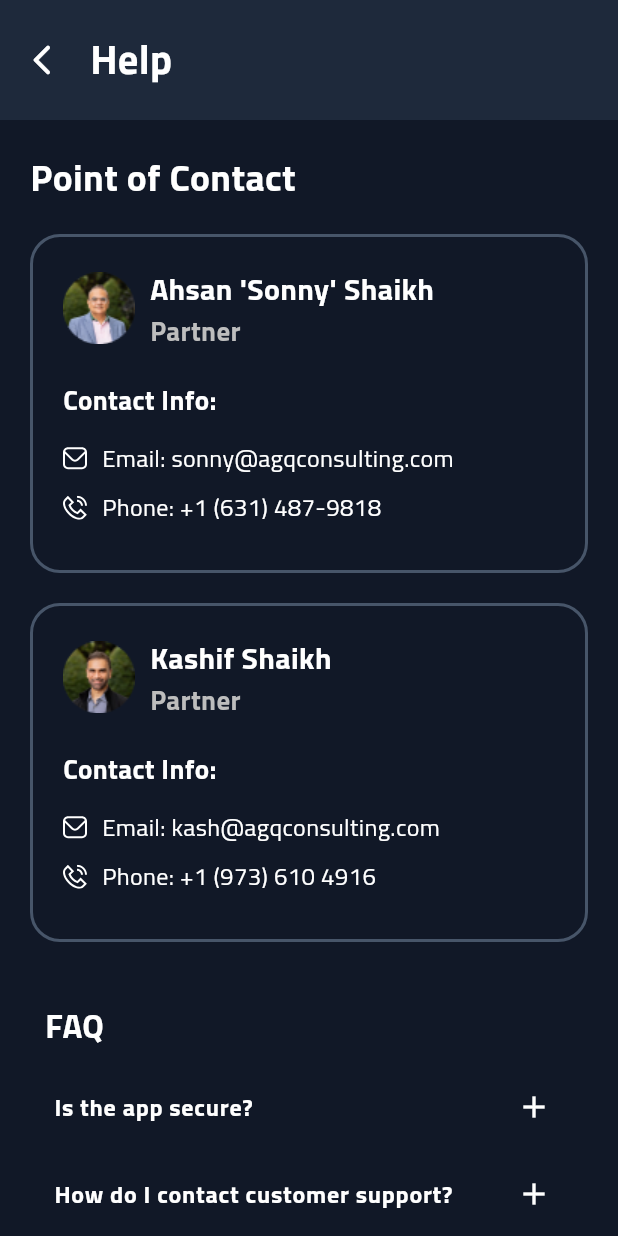
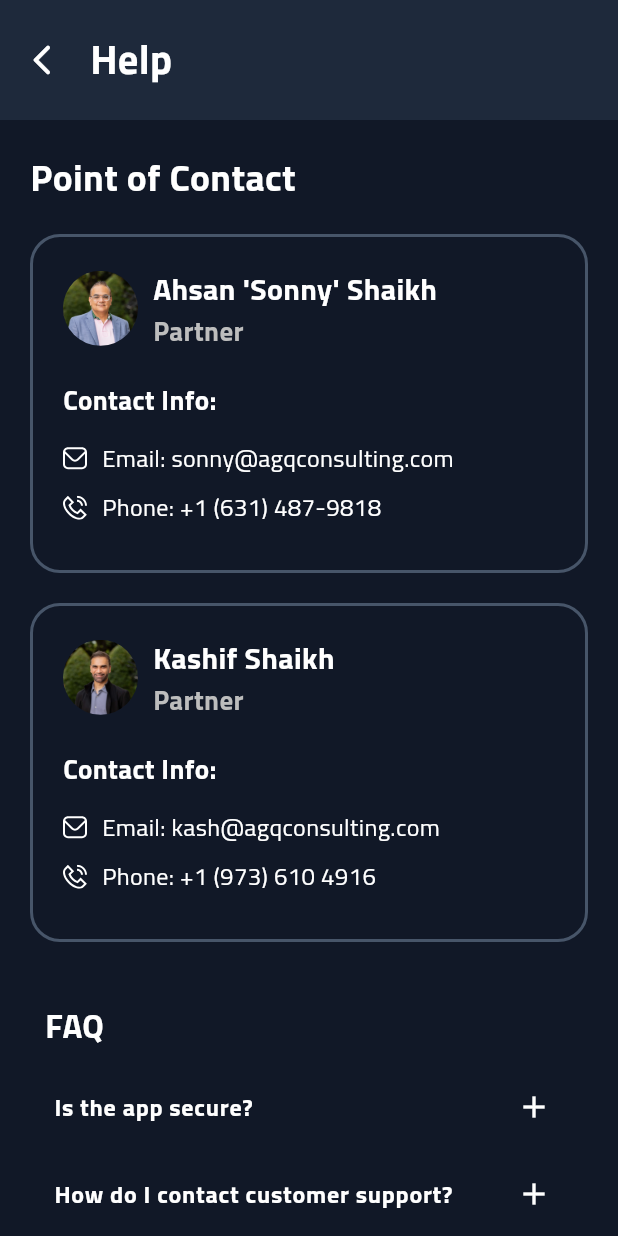
Before and after one commit to zaminshaikh/team_shaikh_app, a Flutter app: the HelpPage screen opened directly, on a phone screen of 412 x 824 dp. Run offline on Flutter 3.47's test engine with Material 3 defaults, Android fonts, the phone set to English and light mode, and no system bars; our stand-ins replace cloud_firestore, cloud_functions, firebase_auth, firebase_core, firebase_messaging, firebase_storage and 12 more; missing offline and left inert: app_settings, flutter_pdfview; accounts and stored records are empty.

Commit message:
Fixed pixelated images in help page

```diff
--- a/lib/screens/profile/pages/help.dart
+++ b/lib/screens/profile/pages/help.dart
@@ -118,8 +118,16 @@ class _HelpPageState extends State<HelpPage> {
                     Row(
                       mainAxisAlignment: MainAxisAlignment.start,
                       children: [
-                        Image.asset(
-                          'assets/icons/sonny_headshot.png',
+                        Container(
+                          width: 50, // Set desired width
+                          height: 50, // Set desired height
+                          decoration: BoxDecoration(
+                            shape: BoxShape.circle,// Circular border
+                            image: DecorationImage(
+                              image: AssetImage('assets/icons/sonny_headshot.png'),
+                              fit: BoxFit.cover,
+                            ),
+                          ),
                         ),
                         const SizedBox(width: 10),
                         Column(
@@ -260,8 +268,16 @@ class _HelpPageState extends State<HelpPage> {
                     // name and icon
                     Row(
                       children: [
-                        Image.asset(
-                          'assets/icons/kash_headshot.png',
+                        Container(
+                          width: 50, // Set desired width
+                          height: 50, // Set desired height
+                          decoration: BoxDecoration(
+                            shape: BoxShape.circle,// Circular border
+                            image: DecorationImage(
+                              image: AssetImage('assets/icons/kash_headshot.png'),
+                              fit: BoxFit.cover,
+                            ),
+                          ),
                         ),
                         const SizedBox(width: 10),
                         Column(
```
Also changed, not shown: assets/icons/kash_headshot.png, assets/icons/sonny_headshot.png.
